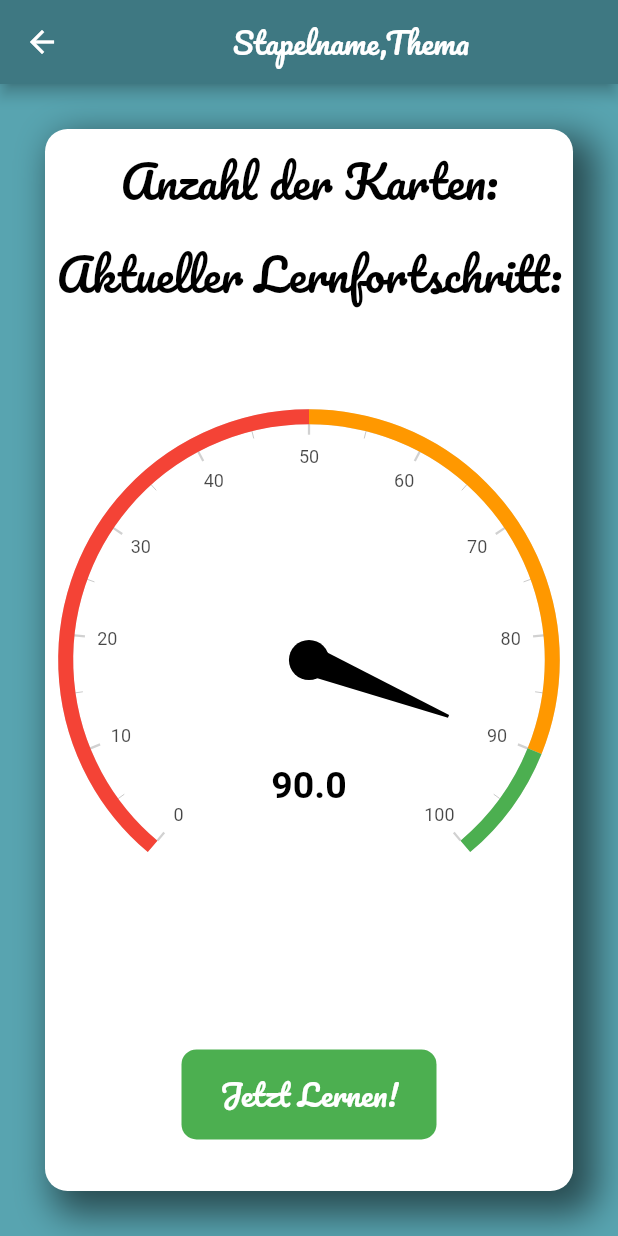
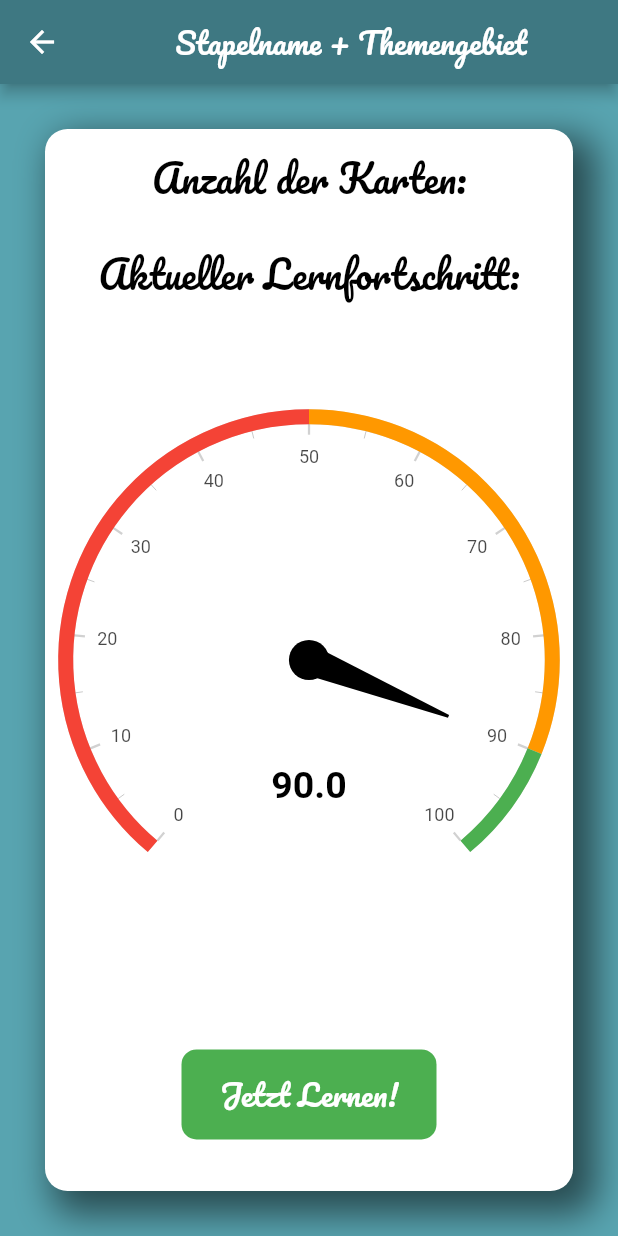
Before and after one commit to Schwinge12/Studycards, a Flutter app: the StapelStatus screen opened by its route, on a phone screen of 412 x 824 dp. Run offline on Flutter 3.47's test engine with Material 2 defaults, Android fonts, the phone set to English and light mode, and no system bars; drawn by our look-alikes of syncfusion_flutter_gauges; our stand-ins replace auto_size_text, firebase_auth, flip_card, image_picker; missing offline and left inert: swipe_stack, syncfusion_flutter_core; accounts and stored records are empty.

Commit message:
License Problem der ErfolgsAnzeige angepasst.

```diff
--- /dev/null
+++ b/lib/ButtonsAndConstants/ErfolgsAnzeige.dart
@@ -0,0 +1,35 @@
+import 'package:flutter/cupertino.dart';
+import 'package:flutter/material.dart';
+import 'package:syncfusion_flutter_gauges/gauges.dart';
+
+class ErfolgsAnzeige extends StatefulWidget{
+
+  @override
+  _ErfolgsAnzeigeState createState()=>_ErfolgsAnzeigeState();
+
+}
+
+class _ErfolgsAnzeigeState extends State<ErfolgsAnzeige> {
+
+  @override
+  Widget build(BuildContext context) {
+    return SfRadialGauge(
+        axes: <RadialAxis>[
+          RadialAxis(minimum: 0, maximum: 100,
+              ranges: <GaugeRange>[
+
+                GaugeRange(startValue: 0, endValue: 50, color:Colors.red),
+                GaugeRange(startValue: 50,endValue: 90,color: Colors.orange),
+                GaugeRange(startValue: 90,endValue: 100,color: Colors.green)],
+              pointers: <GaugePointer>[
+                NeedlePointer(value: 90,needleColor: Colors.black)],
+              annotations: <GaugeAnnotation>[
+                GaugeAnnotation(widget: Container(child:
+                //TODO Backend: variable erstellen um den lernfortschritt für den jeweiligen Stapel erfassen zu können
+                Text('90.0',style: TextStyle(fontSize: 25,fontWeight: FontWeight.bold,color: Colors.black))),
+                    angle: 90, positionFactor: 0.5
+                )]
+          )]
+    );
+  }
+}
--- a/lib/ButtonsAndConstants/constants.dart
+++ b/lib/ButtonsAndConstants/constants.dart
@@ -1,5 +1,5 @@
 import 'package:flutter/material.dart';
-import 'package:syncfusion_flutter_gauges/gauges.dart';
+
 
 const MenuButtonTextStyle= TextStyle(
   color: Colors.black,
@@ -9,6 +9,11 @@ const MenuButtonTextStyle= TextStyle(
   fontFamily: 'Pacifico-Regular',
 );
 
+const KleinereAnzeigeTextStyle= TextStyle(
+  color: Colors.black,
+  fontSize: 25.0,
+  fontFamily: 'Pacifico-Regular',
+);
 
 const WeisserTextStyle=TextStyle(
 color: Colors.white,
@@ -21,37 +26,3 @@ const CardTextStyle=TextStyle(
     fontFamily: 'Pacifico-Regular',
     fontSize: 20.0
 );
-
-class ProzentWidget extends StatefulWidget{
-
-  @override
-  _ProzentWidget createState()=>_ProzentWidget();
-
-}
-
-
-class _ProzentWidget extends State<ProzentWidget> {
-
-
-  @override
-  Widget build(BuildContext context) {
-    return SfRadialGauge(
-        axes: <RadialAxis>[
-          RadialAxis(minimum: 0, maximum: 100,
-              ranges: <GaugeRange>[
-
-                GaugeRange(startValue: 0, endValue: 50, color:Colors.red),
-                GaugeRange(startValue: 50,endValue: 90,color: Colors.orange),
-                GaugeRange(startValue: 90,endValue: 100,color: Colors.green)],
-              pointers: <GaugePointer>[
-                NeedlePointer(value: 90,needleColor: Colors.black)],
-              annotations: <GaugeAnnotation>[
-                GaugeAnnotation(widget: Container(child:
-                //TODO Backend: variable erstellen um den lernfortschritt für den jeweiligen Stapel erfassen zu können
-                Text('90.0',style: TextStyle(fontSize: 25,fontWeight: FontWeight.bold,color: Colors.black))),
-                    angle: 90, positionFactor: 0.5
-                )]
-          )]
-    );
-  }
-}
--- a/lib/DozentScreens/Kartenabfrage.dart
+++ b/lib/DozentScreens/Kartenabfrage.dart
@@ -34,9 +34,6 @@ class _KartenanzeigeState extends State<Kartenabfrage> {
                         mainAxisAlignment: MainAxisAlignment.center,
                         crossAxisAlignment: CrossAxisAlignment.stretch,
                         children: <Widget>[
-
-
-
 
                           Expanded(
                             child: Card(
@@ -78,8 +75,6 @@ class _KartenanzeigeState extends State<Kartenabfrage> {
                               ),
                             ),
                           ),
-
-
 
                           Row(
                             children: <Widget>[
--- a/lib/DozentScreens/MCFertigstellen.dart
+++ b/lib/DozentScreens/MCFertigstellen.dart
@@ -139,6 +139,7 @@ class _MCFertigstellen  extends State<MCFertigstellen> {
               child: WeiterButton(
                 text: 'Erstellen',
                 onPress: (){
+                  //TODO Backend: Bei onPress karte abspeichern
                   Navigator.push(context,MaterialPageRoute(builder: (context)=>
                       KarteErstellenVorderseite(studiengang: widget.studiengang,studienfach: widget.studienfach,themengebiet: widget.themengebiet,)));
                 },
--- a/lib/DozentScreens/MenuPage.dart
+++ b/lib/DozentScreens/MenuPage.dart
@@ -3,7 +3,7 @@ import 'package:flutter/material.dart';
 import 'package:karteikartenapp/ButtonsAndConstants/constants.dart';
 import 'package:karteikartenapp/Speicherung/Userdata.dart';
 import '../ButtonsAndConstants/MenuButton.dart';
-
+//TODO Frontend: Einstellungen Seite Coden
 
 class MenuPage extends StatefulWidget{
 
--- a/lib/DozentScreens/StapelUeberarbeiten.dart
+++ b/lib/DozentScreens/StapelUeberarbeiten.dart
@@ -23,7 +23,7 @@ class _StapelUeberarbeitenState extends State<StapelUeberarbeiten> {
                   child: Card(
                     elevation: 0.0,
                     margin: EdgeInsets.only(left: 32.0, right: 32.0, top: 20.0, bottom: 0.0),
-                    color: Color(0xFF89B3FB),
+                    //color: Color(0xFF89B3FB),
                     child: FlipCard(
                       direction: FlipDirection.HORIZONTAL,
                       speed: 500,
--- a/lib/Login_Registration/RegistrationScreen.dart
+++ b/lib/Login_Registration/RegistrationScreen.dart
@@ -12,13 +12,9 @@ class RegistrationScreen extends StatefulWidget {
 class _RegistrationScreenState extends State<RegistrationScreen> {
   var _userdata = new Userdata();
 
-
   String _email;
   String _passwort;
   String _username;
-
-
-
 
   @override
   Widget build(BuildContext context) {
--- a/lib/Speicherung/Studiengang.dart
+++ b/lib/Speicherung/Studiengang.dart
@@ -11,6 +11,4 @@ class Studiengang extends Produkt {
 
 //____________________________________Methods_________________________________
 
-
-
 }
--- a/lib/StudentScreens/EinzelnerStapelStatusAnsicht.dart
+++ b/lib/StudentScreens/EinzelnerStapelStatusAnsicht.dart
@@ -1,7 +1,8 @@
 import 'package:flutter/material.dart';
+import 'package:karteikartenapp/ButtonsAndConstants/ErfolgsAnzeige.dart';
 import 'package:karteikartenapp/ButtonsAndConstants/constants.dart';
 import 'package:karteikartenapp/ButtonsAndConstants/WeiterButton.dart';
-
+import 'package:karteikartenapp/Speicherung/Userdata.dart';
 
 class StapelStatus extends StatefulWidget{
 
@@ -11,14 +12,16 @@ class StapelStatus extends StatefulWidget{
 
 class _StapelStatusState extends State<StapelStatus>{
 
-  String username='Username';
-  String status ='Dozent';
+  String stapelname = "Stapelname";
+  String themengebiet = "Themengebiet";
+
+
 
   @override
   Widget build(BuildContext context) {
     return Scaffold(
       appBar: AppBar(
-        title: Center(child: Text('Stapelname,Thema',style: WeisserTextStyle,)),
+        title: Center(child: Text( stapelname+' + '+themengebiet,style: WeisserTextStyle,)),
       ),
       body: Container(
         margin: EdgeInsets.all(30.0),
@@ -43,17 +46,17 @@ class _StapelStatusState extends State<StapelStatus>{
             Expanded(
               child: Center(child: Padding(
                 padding: const EdgeInsets.all(8.0),
-                child: Text('Anzahl der Karten:',style: MenuButtonTextStyle,),
+                child: Text('Anzahl der Karten:',style: KleinereAnzeigeTextStyle,),
               ),
               ),
             ),
             Expanded(
-              child: Center(child: Text('Aktueller Lernfortschritt:',style: MenuButtonTextStyle,),
+              child: Center(child: Text('Aktueller Lernfortschritt:',style: KleinereAnzeigeTextStyle,),
               ),
             ),
             Expanded(
               flex: 7,
-              child: ProzentWidget(
+              child: ErfolgsAnzeige(
               ),
             ),
             Expanded(
--- a/lib/StudentScreens/MenuPageStudent.dart
+++ b/lib/StudentScreens/MenuPageStudent.dart
@@ -2,7 +2,7 @@ import 'package:flutter/cupertino.dart';
 import 'package:flutter/material.dart';
 import 'package:karteikartenapp/ButtonsAndConstants/constants.dart';
 import '../ButtonsAndConstants/MenuButton.dart';
-
+//TODO Frontend: Einstellungen Seite Coden
 
 class MenuPageStudent extends StatefulWidget{
 
```
Also changed, not shown: lib/DozentScreens/Einstellungen.dart (added, +21 -0 lines), lib/main.dart (+13 -5 lines), 3 other files. Lines whose indentation alone changed are shown as unchanged.
